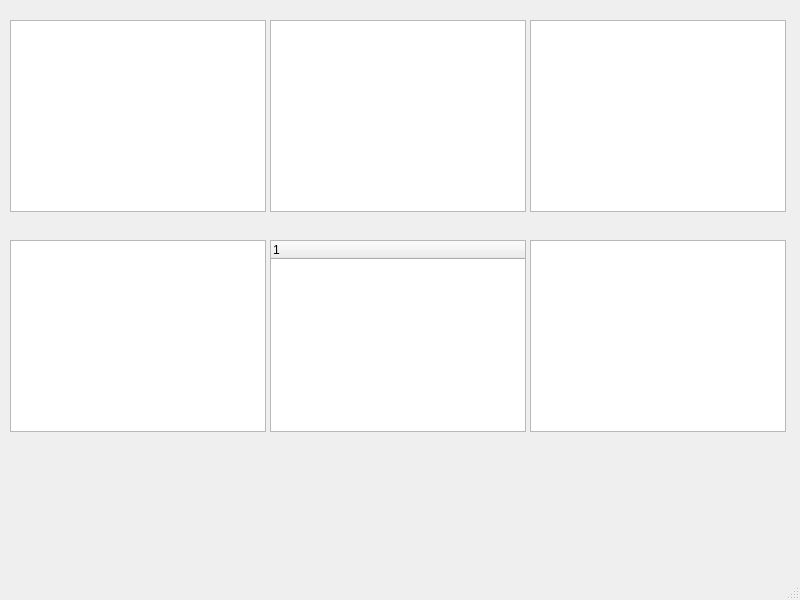
The window that UI/item_test1.ui (IvanYangYangXi/pyqt_study) describes before a commit, drawn with Qt 5.
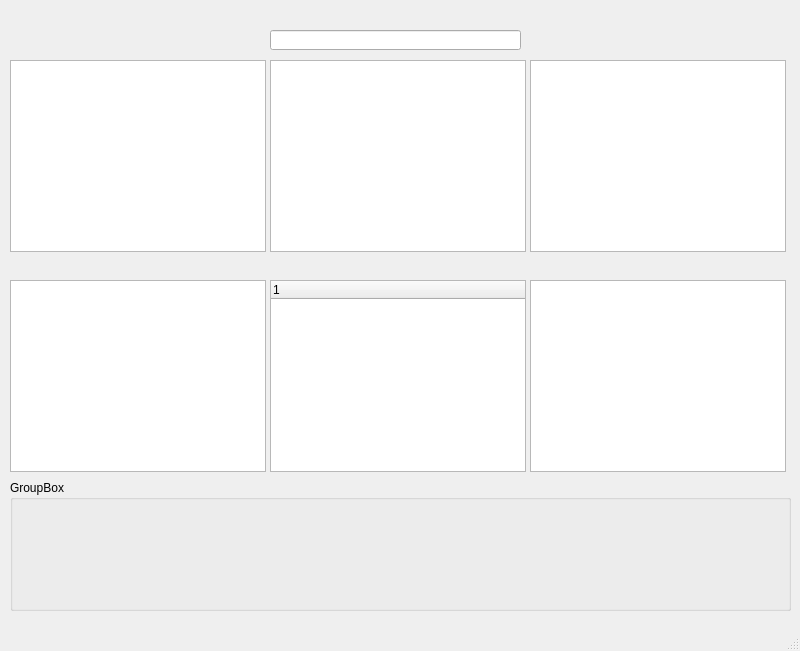
The same window after the commit.

The edit to the form file:
```diff
--- a/UI/item_test1.ui
+++ b/UI/item_test1.ui
@@ -7,7 +7,7 @@
     <x>0</x>
     <y>0</y>
     <width>800</width>
-    <height>600</height>
+    <height>651</height>
    </rect>
   </property>
   <property name="windowTitle">
@@ -18,7 +18,7 @@
     <property name="geometry">
      <rect>
       <x>10</x>
-      <y>20</y>
+      <y>60</y>
       <width>256</width>
       <height>192</height>
      </rect>
@@ -28,17 +28,20 @@
     <property name="geometry">
      <rect>
       <x>270</x>
-      <y>20</y>
+      <y>60</y>
       <width>256</width>
       <height>192</height>
      </rect>
     </property>
+    <property name="sortingEnabled">
+     <bool>false</bool>
+    </property>
    </widget>
    <widget class="QListWidget" name="listWidget">
     <property name="geometry">
      <rect>
       <x>10</x>
-      <y>240</y>
+      <y>280</y>
       <width>256</width>
       <height>192</height>
      </rect>
@@ -48,7 +51,7 @@
     <property name="geometry">
      <rect>
       <x>270</x>
-      <y>240</y>
+      <y>280</y>
       <width>256</width>
       <height>192</height>
      </rect>
@@ -63,7 +66,7 @@
     <property name="geometry">
      <rect>
       <x>530</x>
-      <y>20</y>
+      <y>60</y>
       <width>256</width>
       <height>192</height>
      </rect>
@@ -73,12 +76,53 @@
     <property name="geometry">
      <rect>
       <x>530</x>
-      <y>240</y>
+      <y>280</y>
       <width>256</width>
       <height>192</height>
      </rect>
     </property>
    </widget>
+   <widget class="QLineEdit" name="lineEdit">
+    <property name="geometry">
+     <rect>
+      <x>270</x>
+      <y>30</y>
+      <width>251</width>
+      <height>20</height>
+     </rect>
+    </property>
+   </widget>
+   <widget class="QGroupBox" name="groupBox">
+    <property name="geometry">
+     <rect>
+      <x>10</x>
+      <y>480</y>
+      <width>781</width>
+      <height>131</height>
+     </rect>
+    </property>
+    <property name="title">
+     <string>GroupBox</string>
+    </property>
+    <layout class="QVBoxLayout" name="verticalLayout_2">
+     <item>
+      <layout class="QVBoxLayout" name="verticalLayout"/>
+     </item>
+     <item>
+      <spacer name="verticalSpacer">
+       <property name="orientation">
+        <enum>Qt::Vertical</enum>
+       </property>
+       <property name="sizeHint" stdset="0">
+        <size>
+         <width>20</width>
+         <height>40</height>
+        </size>
+       </property>
+      </spacer>
+     </item>
+    </layout>
+   </widget>
   </widget>
   <widget class="QMenuBar" name="menubar">
    <property name="geometry">
```
